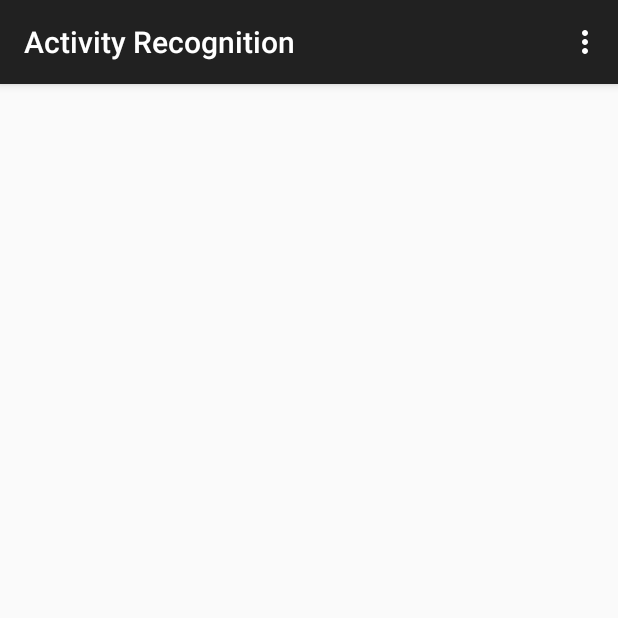
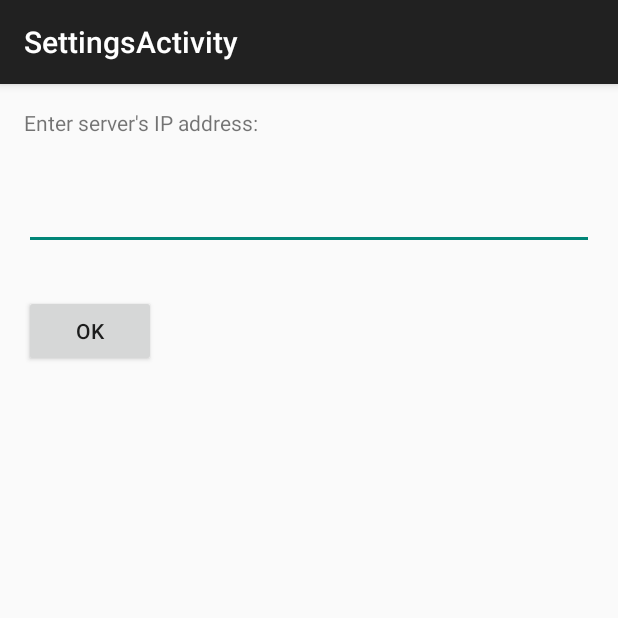
Before and after one commit to alibahmanyar/Activity-recognition-2.0, an Android app: the screen it shows after launch (MainActivity before the commit, SettingsActivity after it), in the options menu, after a tap on "Settings", on a phone screen of 412 x 824 dp, the top half of it. Run offline under Robolectric (Android 15) with nearby library versions, the phone set to English and light mode, and no system bars.

Commit message:
commit Monday, July 27, 2015
Signed-off-by: Ali Bahmanyar <ali.bahmanyar@yahoo.com>

```diff
--- a/ActivityRecognition/app/src/main/java/ir/alibahmanyar/activityrecognition/MainActivity.java
+++ b/ActivityRecognition/app/src/main/java/ir/alibahmanyar/activityrecognition/MainActivity.java
@@ -1,6 +1,7 @@
 package ir.alibahmanyar.activityrecognition;
 
 import android.content.Context;
+import android.content.Intent;
 import android.hardware.Sensor;
 import android.hardware.SensorEvent;
 import android.hardware.SensorEventListener;
@@ -9,6 +10,7 @@ import android.os.AsyncTask;
 import android.provider.Telephony;
 import android.support.v7.app.ActionBarActivity;
 import android.os.Bundle;
+import android.util.Log;
 import android.view.Menu;
 import android.view.MenuItem;
 import android.widget.TextView;
@@ -26,8 +28,16 @@ public class MainActivity extends ActionBarActivity implements SensorEventListen
 
         senSensorManager = (SensorManager) getSystemService(Context.SENSOR_SERVICE);
         senAccelerometer = senSensorManager.getDefaultSensor(Sensor.TYPE_ACCELEROMETER);
-        senSensorManager.registerListener(this, senAccelerometer, SensorManager.SENSOR_DELAY_FASTEST);
+        senSensorManager.registerListener(this, senAccelerometer, SensorManager.SENSOR_DELAY_NORMAL);
     }
+    @Override
+    protected void onRestart() {
+        mTcpClient.stopClient();
+        new connectTask().execute("");
+
+        super.onResume();
+    }
+
 
     @Override
     public boolean onCreateOptionsMenu(Menu menu) {
@@ -45,6 +55,8 @@ public class MainActivity extends ActionBarActivity implements SensorEventListen
 
         //noinspection SimplifiableIfStatement
         if (id == R.id.action_settings) {
+            Intent intent = new Intent(this, SettingsActivity.class);
+            startActivity(intent);
             return true;
         }
 
@@ -107,7 +119,16 @@ public class MainActivity extends ActionBarActivity implements SensorEventListen
             mTcpClient.run();
 
             return null;
-        }}
+        }
+        @Override
+        protected void onProgressUpdate(String... values) {
+            super.onProgressUpdate(values);
+            TextView activitytextview = (TextView)findViewById(R.id.activitytext);
+            activitytextview.setText(values[0]);
+
+        }
+
+    }
 
 
 
--- /dev/null
+++ b/ActivityRecognition/app/src/main/java/ir/alibahmanyar/activityrecognition/SettingsActivity.java
@@ -0,0 +1,44 @@
+package ir.alibahmanyar.activityrecognition;
+
+import android.support.v7.app.ActionBarActivity;
+import android.os.Bundle;
+import android.view.Menu;
+import android.view.MenuItem;
+import android.view.View;
+import android.widget.EditText;
+
+
+public class SettingsActivity extends ActionBarActivity {
+
+    @Override
+    protected void onCreate(Bundle savedInstanceState) {
+        super.onCreate(savedInstanceState);
+        setContentView(R.layout.activity_settings);
+    }
+
+
+
+    @Override
+    public boolean onOptionsItemSelected(MenuItem item) {
+        // Handle action bar item clicks here. The action bar will
+        // automatically handle clicks on the Home/Up button, so long
+        // as you specify a parent activity in AndroidManifest.xml.
+        int id = item.getItemId();
+
+        //noinspection SimplifiableIfStatement
+        if (id == R.id.action_settings) {
+            return true;
+        }
+
+        return super.onOptionsItemSelected(item);
+    }
+    public void changeIP(View v){
+        final EditText editText = (EditText) findViewById(R.id.ipText);
+        String IP = editText.getText().toString();
+        TCPClient.SERVERIP=IP;
+        finish();
+
+
+
+    }
+}
--- a/ActivityRecognition/app/src/main/java/ir/alibahmanyar/activityrecognition/TCPClient.java
+++ b/ActivityRecognition/app/src/main/java/ir/alibahmanyar/activityrecognition/TCPClient.java
@@ -7,7 +7,7 @@ import java.net.Socket;
 public class TCPClient {
 
     private String serverMessage;
-    public static final String SERVERIP = "192.168.43.77"; //your computer IP address
+    public static String SERVERIP = "192.168.43.77"; //your computer IP address
     public static final int SERVERPORT = 3236;
     private OnMessageReceived mMessageListener = null;
     private boolean mRun = false;
--- /dev/null
+++ b/ActivityRecognition/app/src/main/res/layout/activity_settings.xml
@@ -0,0 +1,34 @@
+<LinearLayout xmlns:android="http://schemas.android.com/apk/res/android"
+    xmlns:tools="http://schemas.android.com/tools" android:layout_width="match_parent"
+    android:layout_height="match_parent" android:paddingLeft="@dimen/activity_horizontal_margin"
+    android:paddingRight="@dimen/activity_horizontal_margin"
+    android:paddingTop="@dimen/activity_vertical_margin"
+    android:paddingBottom="@dimen/activity_vertical_margin"
+    android:orientation="vertical"
+    tools:context="ir.alibahmanyar.activityrecognition.SettingsActivity">
+
+    <TextView
+        android:layout_width="wrap_content"
+        android:layout_height="wrap_content"
+        android:text="Enter server's IP address:"
+        android:id="@+id/textView"
+
+        />
+    <EditText
+        android:id="@+id/ipText"
+        android:layout_width="match_parent"
+        android:layout_height="wrap_content"
+
+        android:layout_marginTop="30dp" />
+
+    <Button
+        android:id="@+id/changeBtn"
+        android:layout_width="wrap_content"
+        android:layout_height="wrap_content"
+        android:layout_marginTop="30dp"
+        android:onClick="changeIP"
+        android:text="OK"
+
+        />
+
+</LinearLayout>
--- a/ActivityRecognition/app/src/main/res/values/strings.xml
+++ b/ActivityRecognition/app/src/main/res/values/strings.xml
@@ -3,4 +3,5 @@
 
     <string name="hello_world">Hello world!</string>
     <string name="action_settings">Settings</string>
+    <string name="title_activity_settings">SettingsActivity</string>
 </resources>
```
Also changed, not shown: ActivityRecognition/app/src/main/AndroidManifest.xml (+7 -1 lines), ActivityRecognition/app/src/main/res/layout/activity_main.xml (+8 -0 lines), ActivityRecognition/app/src/main/res/menu/menu_settings.xml (added, +7 -0 lines), 5 other files.
